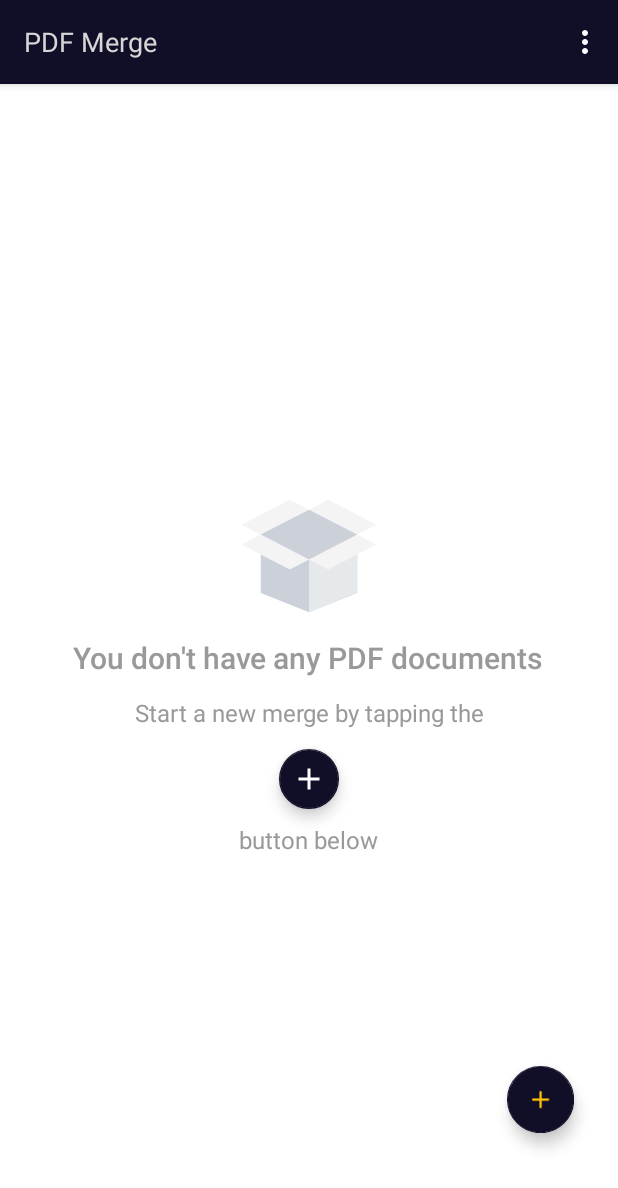
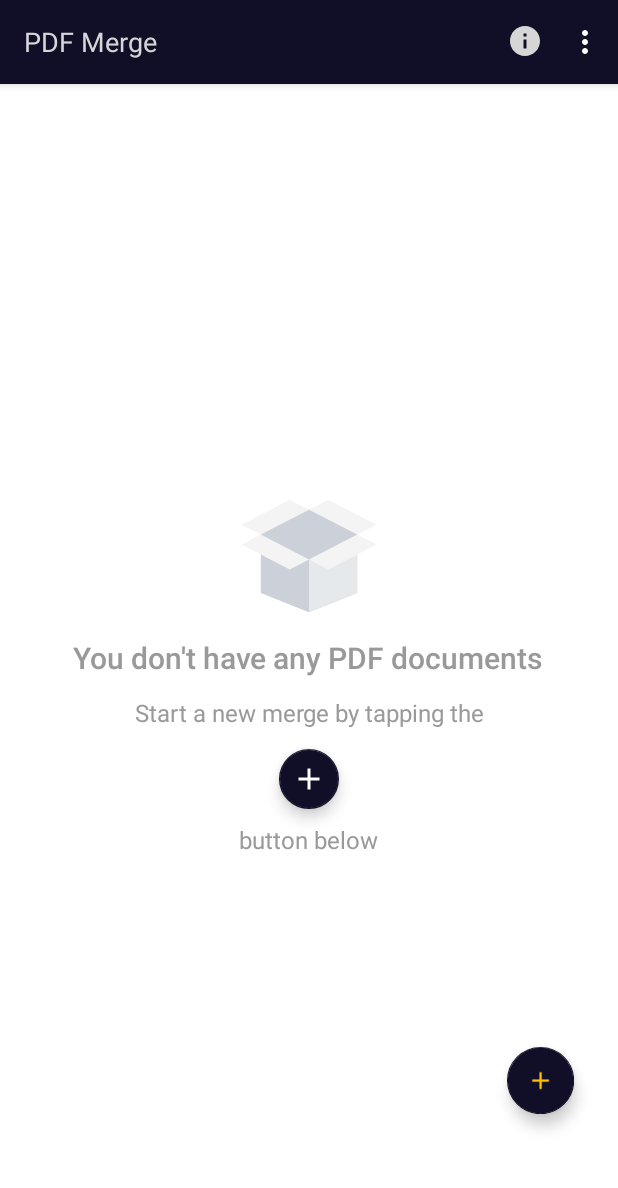
Before and after one commit to bumbumapp/Pdfmerge, an Android app: the screen it shows after launch (Main2Activity), on a phone screen of 412 x 824 dp. Shown: the top 1188 px of the screen. Run offline under Robolectric (Android 15) with nearby library versions, the phone set to English and light mode, and no system bars; our stand-ins replace AdMob.

Commit message:
First Commit

```diff
--- a/app/build.gradle
+++ b/app/build.gradle
@@ -7,8 +7,8 @@ android {
         minSdkVersion 23
         multiDexEnabled true
         targetSdkVersion 30
-        versionCode 1
-        versionName "1.0"
+        versionCode 2
+        versionName "1.0.1"
         testInstrumentationRunner "androidx.test.runner.AndroidJUnitRunner"
     }
     buildTypes {
@@ -38,6 +38,7 @@ dependencies {
     implementation 'com.itextpdf:itextpdf:5.5.13'
     implementation 'androidx.cardview:cardview:1.0.0'
     implementation 'org.bouncycastle:bcprov-jdk15on:1.61'
+    implementation 'com.google.android.gms:play-services-ads:18.2.0'
     implementation 'org.bouncycastle:bcpkix-jdk15on:1.61'
     implementation 'com.github.irshulx:laser-native-editor:3.0.4'
     implementation 'com.github.duanhong169:colorpicker:1.1.6'
--- a/app/src/main/AndroidManifest.xml
+++ b/app/src/main/AndroidManifest.xml
@@ -99,6 +99,9 @@
         <activity
             android:name="com.theartofdev.edmodo.cropper.CropImageActivity"
             android:theme="@style/AppTheme" />
+        <meta-data
+            android:name="com.google.android.gms.ads.APPLICATION_ID"
+            android:value="ca-app-pub-8444865753152507~4711175431" />
     </application>
 
 </manifest>
--- a/app/src/main/java/com/bumbumapps/utility/pdfmerge/Controller/PDFMerger.java
+++ b/app/src/main/java/com/bumbumapps/utility/pdfmerge/Controller/PDFMerger.java
@@ -135,7 +135,7 @@ public class PDFMerger extends AsyncTask<Void, Integer, Boolean> {
             if (filesNotMerged.length() > 0)
                 Toast.makeText(fragment, "Could not add some files as they were password protected[" + filesNotMerged + "]", Toast.LENGTH_LONG).show();
             else
-                Toast.makeText(fragment, "Files are merged successfully: " + fileName, Toast.LENGTH_LONG).show();
+                Toast.makeText(fragment, "Files are merged successfully", Toast.LENGTH_LONG).show();
         }
     }
 
--- a/app/src/main/java/com/bumbumapps/utility/pdfmerge/Main2Activity.java
+++ b/app/src/main/java/com/bumbumapps/utility/pdfmerge/Main2Activity.java
@@ -8,13 +8,17 @@ import android.content.ActivityNotFoundException;
 import android.content.DialogInterface;
 import android.content.Intent;
 import android.content.pm.PackageManager;
+import android.graphics.Color;
 import android.graphics.drawable.ColorDrawable;
+import android.graphics.drawable.InsetDrawable;
 import android.net.Uri;
 import android.os.Bundle;
 
 import com.bumbumapps.utility.pdfmerge.PDFEditor.PDFEditorActivity;
 import com.bumbumapps.utility.pdfmerge.Utility.FileUtils;
 import com.bumbumapps.utility.pdfmerge.Utility.MyBounceInterpolator;
+import com.google.android.gms.ads.AdRequest;
+import com.google.android.gms.ads.AdView;
 import com.google.android.material.bottomsheet.BottomSheetDialog;
 import com.google.android.material.floatingactionbutton.FloatingActionButton;
 
@@ -70,7 +74,7 @@ public class Main2Activity extends AppCompatActivity
     private FloatingActionButton mAddPDFFAB;
     private boolean rotate = false;
     public static List<File> items = null;
-    ImageView openWith;
+    ImageView about;
 
     private static final int Merge_Request_CODE = 42;
     private static final String Interstitial = "ca-app-pub-8618312760828115/6802346412";
@@ -94,6 +98,7 @@ public class Main2Activity extends AppCompatActivity
     private String mCurrentClickedActivity;
     private AppCompatImageView mGiftBox;
     private LinearLayout adView;
+    private AdView mAdView;
     private int totalSessionCount = 0;
     public static ArrayList<File> fileList = new ArrayList<File>();
 
@@ -109,7 +114,9 @@ public class Main2Activity extends AppCompatActivity
         // Use bounce interpolator with amplitude 0.2 and frequency 20
         MyBounceInterpolator interpolator = new MyBounceInterpolator(0.2, 20);
         myAnim.setInterpolator(interpolator);
-
+        mAdView = findViewById(R.id.adView);
+        AdRequest adRequest = new AdRequest.Builder().build();
+        mAdView.loadAd(adRequest);
 //        NavigationView navigationView = findViewById(R.id.nav_view);
 //        navigationView.setNavigationItemSelectedListener(this);
 //        nav_Menu = navigationView.getMenu();
@@ -130,6 +137,7 @@ public class Main2Activity extends AppCompatActivity
 
         lyt_addFiles = findViewById(R.id.lyt_addFiles);
         lyt_textToPDF = findViewById(R.id.lyt_textToPDF);
+        about=findViewById(R.id.about);
         lyt_cameraToPDF = findViewById(R.id.lyt_cameraToPDF);
         lyt_addCloudFiles = findViewById(R.id.lyt_addCloudFiles);
         lyt_htmlToPDF = findViewById(R.id.lyt_htmlToPDF);
@@ -159,7 +167,12 @@ public class Main2Activity extends AppCompatActivity
                 toggleFabMode(v);
             }
         });
-
+        about.setOnClickListener(new View.OnClickListener() {
+            @Override
+            public void onClick(View view) {
+                showDialogAbout();
+            }
+        });
          openWithAnotherApplication();
         maddHtmlFAB.setOnClickListener(new View.OnClickListener() {
             @Override
@@ -907,13 +920,15 @@ public class Main2Activity extends AppCompatActivity
         dialog.requestWindowFeature(Window.FEATURE_NO_TITLE); // before
         dialog.setContentView(R.layout.dialog_about);
         dialog.setCancelable(true);
-        dialog.getWindow().setBackgroundDrawable(new ColorDrawable(android.graphics.Color.TRANSPARENT));
-
         WindowManager.LayoutParams lp = new WindowManager.LayoutParams();
         lp.copyFrom(dialog.getWindow().getAttributes());
-        lp.width = WindowManager.LayoutParams.WRAP_CONTENT;
+
+        lp.width = WindowManager.LayoutParams.MATCH_PARENT;
         lp.height = WindowManager.LayoutParams.WRAP_CONTENT;
-
+        ColorDrawable back = new ColorDrawable(Color.TRANSPARENT);
+        int margin = 20;
+        InsetDrawable inset = new InsetDrawable(back, margin);
+        dialog.getWindow().setBackgroundDrawable(inset);
         ((ImageButton) dialog.findViewById(R.id.bt_close)).setOnClickListener(new View.OnClickListener() {
             @Override
             public void onClick(View v) {
@@ -922,10 +937,20 @@ public class Main2Activity extends AppCompatActivity
             }
         });
 
-        ((Button) dialog.findViewById(R.id.bt_privcy)).setOnClickListener(new View.OnClickListener() {
+        ((Button) dialog.findViewById(R.id.bt_licence)).setOnClickListener(new View.OnClickListener() {
             @Override
             public void onClick(View v) {
-                showDialogPrivacy();
+                String url="https://github.com/Benzveen/pdf_merge/blob/main/LICENSE";
+                Intent urlIntent=new Intent(Intent.ACTION_VIEW,Uri.parse(url));
+                startActivity(urlIntent);
+            }
+        });
+        ((Button) dialog.findViewById(R.id.app_source_code)).setOnClickListener(new View.OnClickListener() {
+            @Override
+            public void onClick(View v) {
+                String url="https://github.com/bumbumapp/Pdfmerge";
+                Intent urlIntent=new Intent(Intent.ACTION_VIEW,Uri.parse(url));
+                startActivity(urlIntent);
             }
         });
         dialog.show();
--- /dev/null
+++ b/app/src/main/res/drawable/button_background.xml
@@ -0,0 +1,5 @@
+<?xml version="1.0" encoding="utf-8"?>
+<shape xmlns:android="http://schemas.android.com/apk/res/android">
+<corners android:radius="5dp"/>
+    <solid android:color="#C8B3B0B0"/>
+</shape>
--- /dev/null
+++ b/app/src/main/res/drawable/ic_info.xml
@@ -0,0 +1,5 @@
+<vector android:height="24dp" android:tint="#000000"
+    android:viewportHeight="24" android:viewportWidth="24"
+    android:width="24dp" xmlns:android="http://schemas.android.com/apk/res/android">
+    <path android:fillColor="@android:color/white" android:pathData="M12,2C6.48,2 2,6.48 2,12s4.48,10 10,10 10,-4.48 10,-10S17.52,2 12,2zM13,17h-2v-6h2v6zM13,9h-2L11,7h2v2z"/>
+</vector>
--- a/app/src/main/res/layout/activity_merge.xml
+++ b/app/src/main/res/layout/activity_merge.xml
@@ -32,9 +32,9 @@
                     android:id="@+id/mergePDFItemFAB"
                     android:layout_width="40dp"
                     android:layout_height="30dp"
+                    android:layout_alignParentRight="true"
+                    android:layout_centerVertical="true"
                     android:layout_marginEnd="10dp"
-                    android:layout_centerVertical="true"
-                    android:layout_alignParentRight="true"
                     android:src="@drawable/mergepdf" />
 
             </RelativeLayout>
@@ -44,4 +44,5 @@
 
     <include layout="@layout/content_merge" />
 
+
 </androidx.coordinatorlayout.widget.CoordinatorLayout>
--- a/app/src/main/res/layout/app_bar_main2.xml
+++ b/app/src/main/res/layout/app_bar_main2.xml
@@ -32,6 +32,16 @@
                         android:textColor="@color/white"
                         android:layout_centerVertical="true"/>
 
+                    <ImageView
+                        android:id="@+id/about"
+                        android:layout_width="wrap_content"
+                        android:layout_height="wrap_content"
+                        android:src="@drawable/ic_info"
+                        android:layout_alignParentEnd="true"
+                        android:layout_marginEnd="10dp"
+                        android:layout_centerVertical="true"
+                        app:tint="@color/yellow"/>
+
                 </RelativeLayout>
 
             </androidx.appcompat.widget.Toolbar>
@@ -56,7 +66,7 @@
             android:layout_alignParentRight="true"
             android:layout_alignParentBottom="true"
             android:layout_gravity="bottom|end|right"
-            android:layout_marginBottom="47dp"
+            android:layout_marginBottom="60dp"
             android:gravity="bottom|end|right"
             android:orientation="vertical">
 
@@ -299,5 +309,14 @@
 
         </LinearLayout>
     </androidx.coordinatorlayout.widget.CoordinatorLayout>
-
+    <com.google.android.gms.ads.AdView
+        xmlns:ads="http://schemas.android.com/apk/res-auto"
+        android:id="@+id/adView"
+        android:layout_width="wrap_content"
+        android:layout_height="wrap_content"
+        android:layout_centerHorizontal="true"
+        android:layout_alignParentBottom="true"
+        ads:adSize="FULL_BANNER"
+        ads:adUnitId="ca-app-pub-8444865753152507/1101720024">
+    </com.google.android.gms.ads.AdView>
 </RelativeLayout>
--- a/app/src/main/res/layout/item_file.xml
+++ b/app/src/main/res/layout/item_file.xml
@@ -33,9 +33,10 @@
             android:layout_width="match_parent"
             android:layout_height="wrap_content"
             android:layout_alignParentTop="true"
-            android:ellipsize="end"
+            android:ellipsize="middle"
             android:gravity="start|bottom"
             android:lines="1"
+            android:layout_marginEnd="65dp"
             android:text="Clean your room"
             android:textColor="@color/white"
             android:textSize="16sp" />
```
Also changed, not shown: app/src/main/java/com/bumbumapps/utility/pdfmerge/MergeActivity.java (+76 -5 lines), app/src/main/res/layout/content_merge.xml (+16 -2 lines), app/src/main/res/layout/dialog_about.xml (+41 -54 lines).
